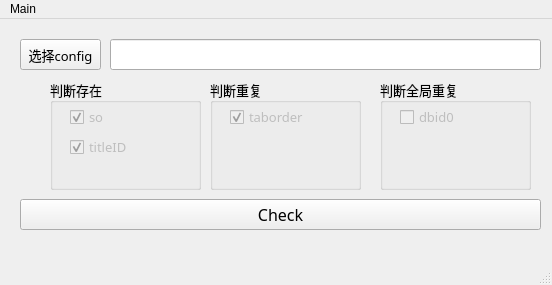
Old version of the form formCheck/formCheck.ui in the repository Mucly/HongX-PyQt.
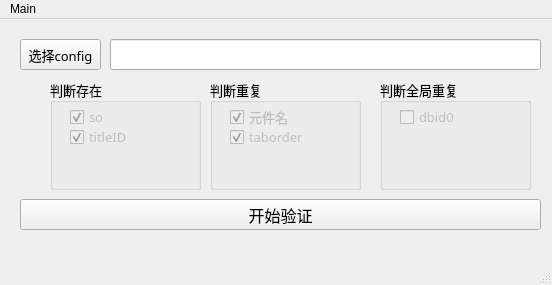
New version of the form.

Commit message: HMI画面验证器，代码优化，功能新增

What changed in the file:
```diff
--- a/formCheck/formCheck.ui
+++ b/formCheck/formCheck.ui
@@ -64,7 +64,7 @@
      <property name="geometry">
       <rect>
        <x>20</x>
-       <y>60</y>
+       <y>50</y>
        <width>81</width>
        <height>16</height>
       </rect>
@@ -120,6 +120,34 @@
       </font>
      </property>
      <property name="text">
+      <string>元件名</string>
+     </property>
+     <property name="checkable">
+      <bool>true</bool>
+     </property>
+     <property name="checked">
+      <bool>true</bool>
+     </property>
+    </widget>
+    <widget class="QCheckBox" name="ckbTab_2">
+     <property name="enabled">
+      <bool>false</bool>
+     </property>
+     <property name="geometry">
+      <rect>
+       <x>20</x>
+       <y>50</y>
+       <width>91</width>
+       <height>16</height>
+      </rect>
+     </property>
+     <property name="font">
+      <font>
+       <family>Hack</family>
+       <pointsize>10</pointsize>
+      </font>
+     </property>
+     <property name="text">
       <string>taborder</string>
      </property>
      <property name="checkable">
@@ -187,7 +215,7 @@
      </font>
     </property>
     <property name="text">
-     <string>Check</string>
+     <string>开始验证</string>
     </property>
    </widget>
    <widget class="QPushButton" name="pbtCfg">
```
The commit also changes 3 other files.
